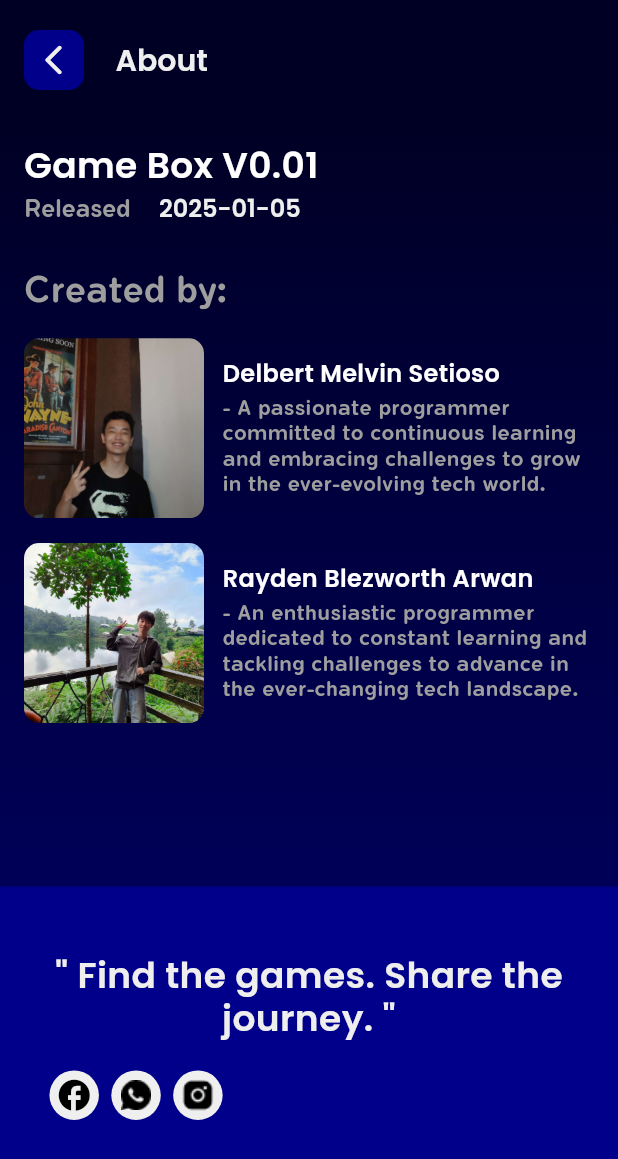
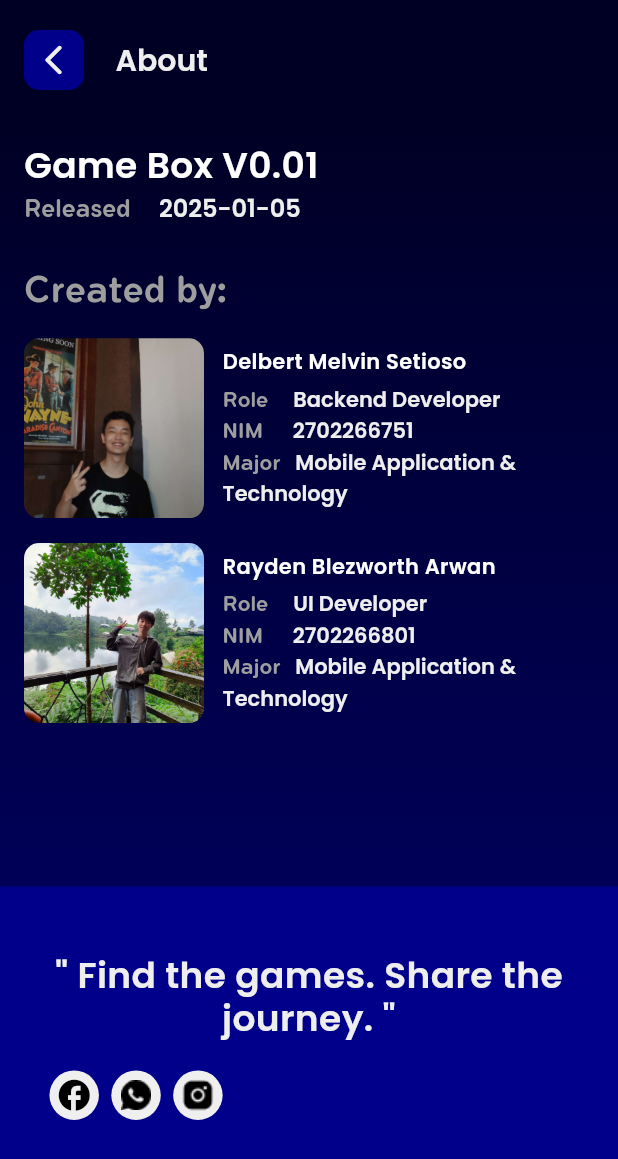
Before and after one commit to bert1209/MCC-LEC, a Flutter app: the AboutPage screen opened by its route, on a phone screen of 412 x 824 dp. Shown: the top 1159 px of the screen. Run offline on Flutter 3.47's test engine with Material 3 defaults, Android fonts, the phone set to English and light mode, and no system bars; our stand-ins replace auto_size_text, cloud_firestore, firebase_auth, firebase_core, google_sign_in; accounts and stored records are empty.

Commit message:
kelar bert ui

```diff
--- a/lib/Pages/AboutPage.dart
+++ b/lib/Pages/AboutPage.dart
@@ -127,19 +127,76 @@ class _AboutPageState extends State<AboutPage> {
                               Text(
                                 "Delbert Melvin Setioso",
                                 style: const TextStyle(
-                                    fontSize: 16,
+                                    fontSize: 14,
                                     fontFamily: "poppins",
                                     color: Colors.white),
                               ),
 
                               SizedBox(height: 5,),
-                              Text(
-                                "- A passionate programmer committed to continuous learning and embracing challenges to grow in the ever-evolving tech world.",
-                                style: TextStyle(
-                                    fontSize: 14,
-                                    fontFamily: "gotham",
-                                    color: Colors.grey.shade500,
-                                    height: 1.2
+                              RichText(
+                                text: TextSpan(
+                                  children: [
+                                    TextSpan(
+                                      text: 'Role',
+                                      style: TextStyle(
+                                        fontFamily: 'gotham',
+                                        fontSize: 14,
+                                        color: Colors.grey.shade500, // Original color for 'Banboo'
+                                      ),
+                                    ),
+                                    TextSpan(
+                                      text: "     Backend Developer",
+                                      style: TextStyle(
+                                        fontFamily: 'poppins',
+                                        fontSize: 14,
+                                        color: Colors.grey.shade200, // White color for 'Store'
+                                      ),
+                                    ),
+                                  ],
+                                ),
+                              ),
+                              RichText(
+                                text: TextSpan(
+                                  children: [
+                                    TextSpan(
+                                      text: 'NIM',
+                                      style: TextStyle(
+                                        fontFamily: 'gotham',
+                                        fontSize: 14,
+                                        color: Colors.grey.shade500, // Original color for 'Banboo'
+                                      ),
+                                    ),
+                                    TextSpan(
+                                      text: "      2702266751",
+                                      style: TextStyle(
+                                        fontFamily: 'poppins',
+                                        fontSize: 14,
+                                        color: Colors.grey.shade200, // White color for 'Store'
+                                      ),
+                                    ),
+                                  ],
+                                ),
+                              ),
+                              RichText(
+                                text: TextSpan(
+                                  children: [
+                                    TextSpan(
+                                      text: 'Major',
+                                      style: TextStyle(
+                                        fontFamily: 'gotham',
+                                        fontSize: 14,
+                                        color: Colors.grey.shade500, // Original color for 'Banboo'
+                                      ),
+                                    ),
+                                    TextSpan(
+                                      text: "   Mobile Application & Technology",
+                                      style: TextStyle(
+                                        fontFamily: 'poppins',
+                                        fontSize: 14,
+                                        color: Colors.grey.shade200, // White color for 'Store'
+                                      ),
+                                    ),
+                                  ],
                                 ),
                               ),
                             ],
@@ -171,19 +228,76 @@ class _AboutPageState extends State<AboutPage> {
                               Text(
                                 "Rayden Blezworth Arwan",
                                 style: const TextStyle(
-                                    fontSize: 16,
+                                    fontSize: 14,
                                     fontFamily: "poppins",
                                     color: Colors.white),
                               ),
 
                               SizedBox(height: 5,),
-                              Text(
-                                "- An enthusiastic programmer dedicated to constant learning and tackling challenges to advance in the ever-changing tech landscape.",
-                                style: TextStyle(
-                                    fontSize: 14,
-                                    fontFamily: "gotham",
-                                    color: Colors.grey.shade500,
-                                    height: 1.2
+                              RichText(
+                                text: TextSpan(
+                                  children: [
+                                    TextSpan(
+                                      text: 'Role',
+                                      style: TextStyle(
+                                        fontFamily: 'gotham',
+                                        fontSize: 14,
+                                        color: Colors.grey.shade500, // Original color for 'Banboo'
+                                      ),
+                                    ),
+                                    TextSpan(
+                                      text: "     UI Developer",
+                                      style: TextStyle(
+                                        fontFamily: 'poppins',
+                                        fontSize: 14,
+                                        color: Colors.grey.shade200, // White color for 'Store'
+                                      ),
+                                    ),
+                                  ],
+                                ),
+                              ),
+                              RichText(
+                                text: TextSpan(
+                                  children: [
+                                    TextSpan(
+                                      text: 'NIM',
+                                      style: TextStyle(
+                                        fontFamily: 'gotham',
+                                        fontSize: 14,
+                                        color: Colors.grey.shade500, // Original color for 'Banboo'
+                                      ),
+                                    ),
+                                    TextSpan(
+                                      text: "      2702266801",
+                                      style: TextStyle(
+                                        fontFamily: 'poppins',
+                                        fontSize: 14,
+                                        color: Colors.grey.shade200, // White color for 'Store'
+                                      ),
+                                    ),
+                                  ],
+                                ),
+                              ),
+                              RichText(
+                                text: TextSpan(
+                                  children: [
+                                    TextSpan(
+                                      text: 'Major',
+                                      style: TextStyle(
+                                        fontFamily: 'gotham',
+                                        fontSize: 14,
+                                        color: Colors.grey.shade500, // Original color for 'Banboo'
+                                      ),
+                                    ),
+                                    TextSpan(
+                                      text: "   Mobile Application & Technology",
+                                      style: TextStyle(
+                                        fontFamily: 'poppins',
+                                        fontSize: 14,
+                                        color: Colors.grey.shade200, // White color for 'Store'
+                                      ),
+                                    ),
+                                  ],
                                 ),
                               ),
                             ],
```
